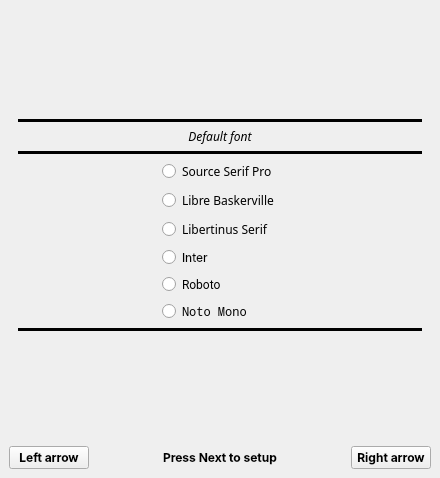
Qt form oobewindow.ui (Quill-OS/oobe-inkbox) before a commit.
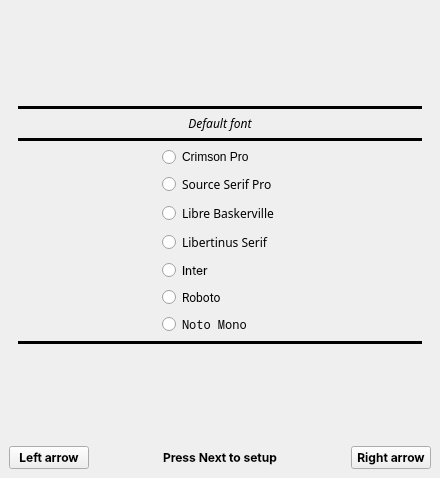
The same form after that commit. The open tabs and pages were chosen to show the change.

Commit message: Added Crimson Pro font

Patch:
```diff
--- a/oobewindow.ui
+++ b/oobewindow.ui
@@ -529,20 +529,69 @@
               <property name="bottomMargin">
                <number>0</number>
               </property>
-              <item row="3" column="2">
-               <spacer name="horizontalSpacer_16">
-                <property name="orientation">
-                 <enum>Qt::Horizontal</enum>
+              <item row="5" column="1">
+               <widget class="QRadioButton" name="roboto">
+                <property name="font">
+                 <font>
+                  <family>Roboto</family>
+                 </font>
                 </property>
-                <property name="sizeHint" stdset="0">
-                 <size>
-                  <width>40</width>
-                  <height>20</height>
-                 </size>
+                <property name="text">
+                 <string>Roboto</string>
                 </property>
-               </spacer>
+               </widget>
               </item>
               <item row="2" column="1">
+               <widget class="QRadioButton" name="libreBaskerville">
+                <property name="font">
+                 <font>
+                  <family>Libre Baskerville</family>
+                 </font>
+                </property>
+                <property name="text">
+                 <string>Libre Baskerville</string>
+                </property>
+               </widget>
+              </item>
+              <item row="4" column="1">
+               <widget class="QRadioButton" name="inter">
+                <property name="font">
+                 <font>
+                  <family>Inter</family>
+                 </font>
+                </property>
+                <property name="text">
+                 <string>Inter</string>
+                </property>
+               </widget>
+              </item>
+              <item row="4" column="0">
+               <spacer name="horizontalSpacer_15">
+                <property name="orientation">
+                 <enum>Qt::Horizontal</enum>
+                </property>
+                <property name="sizeHint" stdset="0">
+                 <size>
+                  <width>40</width>
+                  <height>20</height>
+                 </size>
+                </property>
+               </spacer>
+              </item>
+              <item row="4" column="2">
+               <spacer name="horizontalSpacer_16">
+                <property name="orientation">
+                 <enum>Qt::Horizontal</enum>
+                </property>
+                <property name="sizeHint" stdset="0">
+                 <size>
+                  <width>40</width>
+                  <height>20</height>
+                 </size>
+                </property>
+               </spacer>
+              </item>
+              <item row="3" column="1">
                <widget class="QRadioButton" name="radioButton">
                 <property name="font">
                  <font>
@@ -554,7 +603,7 @@
                 </property>
                </widget>
               </item>
-              <item row="0" column="1">
+              <item row="1" column="1">
                <widget class="QRadioButton" name="sourceSerif">
                 <property name="font">
                  <font>
@@ -566,31 +615,7 @@
                 </property>
                </widget>
               </item>
-              <item row="4" column="1">
-               <widget class="QRadioButton" name="roboto">
-                <property name="font">
-                 <font>
-                  <family>Roboto</family>
-                 </font>
-                </property>
-                <property name="text">
-                 <string>Roboto</string>
-                </property>
-               </widget>
-              </item>
-              <item row="3" column="1">
-               <widget class="QRadioButton" name="inter">
-                <property name="font">
-                 <font>
-                  <family>Inter</family>
-                 </font>
-                </property>
-                <property name="text">
-                 <string>Inter</string>
-                </property>
-               </widget>
-              </item>
-              <item row="6" column="1">
+              <item row="7" column="1">
                <widget class="QRadioButton" name="notoMono">
                 <property name="font">
                  <font>
@@ -602,31 +627,13 @@
                 </property>
                </widget>
               </item>
-              <item row="1" column="1">
-               <widget class="QRadioButton" name="libreBaskerville">
-                <property name="font">
-                 <font>
-                  <family>Libre Baskerville</family>
-                 </font>
-                </property>
+              <item row="0" column="1">
+               <widget class="QRadioButton" name="crimsonPro">
                 <property name="text">
-                 <string>Libre Baskerville</string>
+                 <string>Crimson Pro</string>
                 </property>
                </widget>
               </item>
-              <item row="3" column="0">
-               <spacer name="horizontalSpacer_15">
-                <property name="orientation">
-                 <enum>Qt::Horizontal</enum>
-                </property>
-                <property name="sizeHint" stdset="0">
-                 <size>
-                  <width>40</width>
-                  <height>20</height>
-                 </size>
-                </property>
-               </spacer>
-              </item>
              </layout>
             </item>
             <item row="14" column="0">
```
The commit also changes 4 other files.
